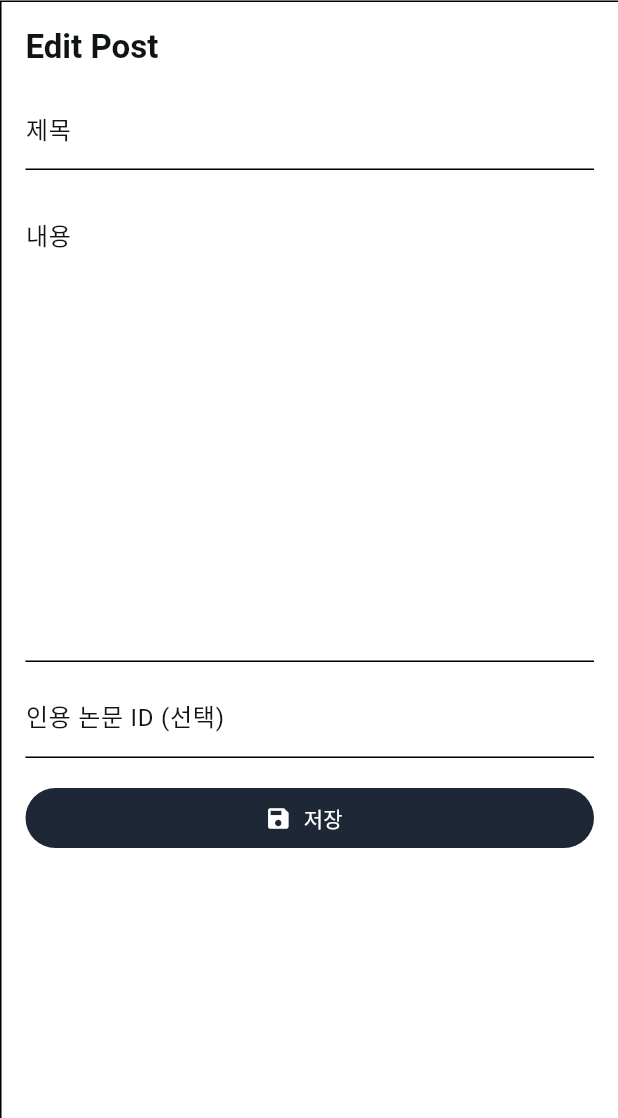
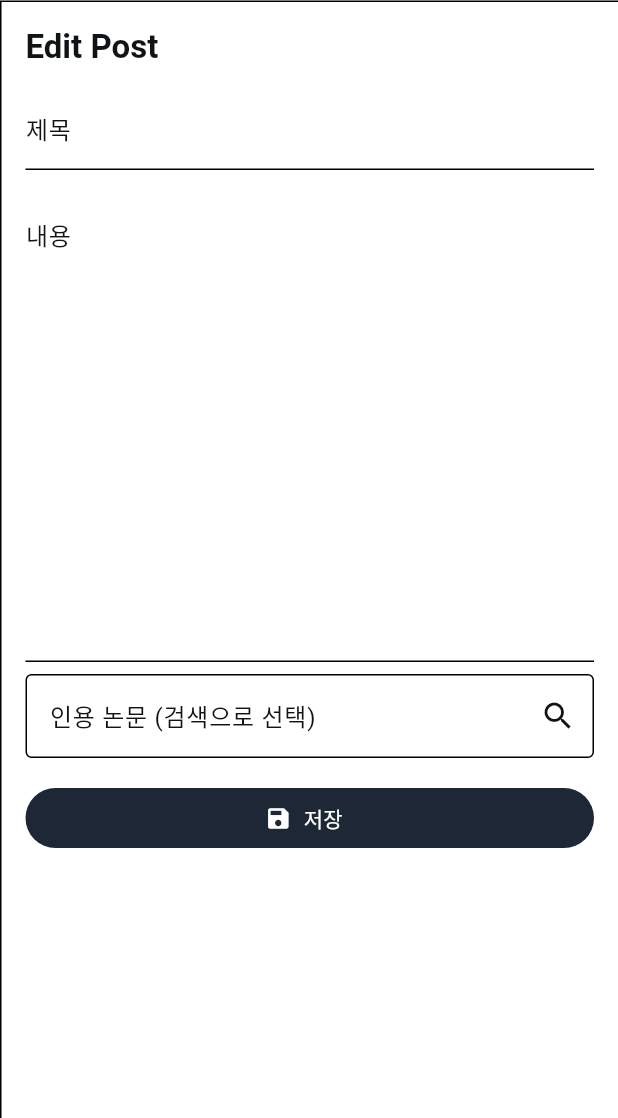
Before and after one commit to TG-WhyItWorks/paperlog_front, a Flutter app: the BlogEditPage screen opened by its route, after a tap on the "menu open" icon, on a phone screen of 412 x 824 dp, the part 118-1236 px from its top. Run offline on Flutter 3.47's test engine with Material 3 defaults, Android fonts, the phone set to English and light mode, and no system bars; our stand-ins replace file_picker, google_sign_in, shared_preferences; missing offline and left inert: google_sign_in_web; accounts and stored records are empty; network calls fail.

Commit message:
feat(blog): make edit page paperPicker

```diff
--- a/lib/features/blog/view/blog_edit_page.dart
+++ b/lib/features/blog/view/blog_edit_page.dart
@@ -4,9 +4,9 @@ import 'package:provider/provider.dart';
 import '../../dashboard/widgets/header_widget.dart';
 import '../../dashboard/widgets/sidebar_widget.dart';
 import '../../dashboard/viewmodel/dashboard_viewmodel.dart';
-import '../../auth/viewmodel/auth_viewmodel.dart';
-import '../../../core/models/review_models.dart';
 import '../service/blog_service.dart';
+import '../../paper/widgets/paper_picker_sheet.dart';
+import '../../../core/models/paper_model.dart';
 
 class BlogEditPage extends StatefulWidget {
   final int reviewId;
@@ -60,6 +60,7 @@ class _BlogEditPageState extends State<BlogEditPage> {
   final _title = TextEditingController();
   final _content = TextEditingController();
   final _paperId = TextEditingController();
+  Paper? _selectedPaper;
 
   bool _loading = false; // 페이지 로딩(상세 불러오기)용
   bool _saving = false; // 저장 버튼 중복방지
@@ -94,6 +95,25 @@ class _BlogEditPageState extends State<BlogEditPage> {
       // 무시(초기값으로라도 수정 가능)
     } finally {
       if (mounted) setState(() => _loading = false);
+    }
+  }
+
+  Future<void> _pickPaper() async {
+    final picked = await showModalBottomSheet<Paper>(
+      context: context,
+      isScrollControlled: true,
+      useSafeArea: true,
+      builder: (_) => const FractionallySizedBox(
+        heightFactor: 0.85,
+        child: PaperPickerSheet(),
+      ),
+    );
+    if (picked != null) {
+      setState(() {
+        _selectedPaper = picked;
+        // 서버가 paper_id 정수면 아래 변환 필요: int.tryParse(picked.id)
+        _paperId.text = picked.id;
+      });
     }
   }
 
@@ -183,13 +203,58 @@ class _BlogEditPageState extends State<BlogEditPage> {
                         ),
                         const SizedBox(height: 8),
 
-                        TextField(
-                          controller: _paperId,
-                          keyboardType: TextInputType.number,
-                          decoration: const InputDecoration(
-                            labelText: '인용 논문 ID (선택)',
+                        GestureDetector(
+                          onTap: _pickPaper,
+                          child: AbsorbPointer(
+                            child: TextField(
+                              controller: _paperId,
+                              readOnly: true,
+                              decoration: InputDecoration(
+                                labelText: '인용 논문 (검색으로 선택)',
+                                border: const OutlineInputBorder(),
+                                suffixIcon: Row(
+                                  mainAxisSize: MainAxisSize.min,
+                                  children: [
+                                    if (_paperId.text.isNotEmpty)
+                                      IconButton(
+                                        tooltip: '지우기',
+                                        onPressed: () => setState(() {
+                                          _paperId.clear();
+                                          _selectedPaper = null;
+                                        }),
+                                        icon: const Icon(Icons.clear),
+                                      ),
+                                    IconButton(
+                                      tooltip: '검색',
+                                      onPressed: _pickPaper,
+                                      icon: const Icon(Icons.search),
+                                    ),
+                                  ],
+                                ),
+                              ),
+                            ),
                           ),
                         ),
+                        if (_selectedPaper != null) ...[
+                          const SizedBox(height: 8),
+                          Row(
+                            crossAxisAlignment: CrossAxisAlignment.start,
+                            children: [
+                              const Icon(Icons.description_outlined, size: 18),
+                              const SizedBox(width: 8),
+                              Expanded(
+                                child: Text(
+                                  '${_selectedPaper!.title}\n'
+                                  '${_selectedPaper!.authors.join(', ')} • '
+                                  '${_selectedPaper!.year} • ${_selectedPaper!.id}',
+                                  style: Theme.of(context).textTheme.bodySmall,
+                                  maxLines: 3,
+                                  overflow: TextOverflow.ellipsis,
+                                ),
+                              ),
+                            ],
+                          ),
+                        ],
                         const SizedBox(height: 16),
 
                         SizedBox(
```
